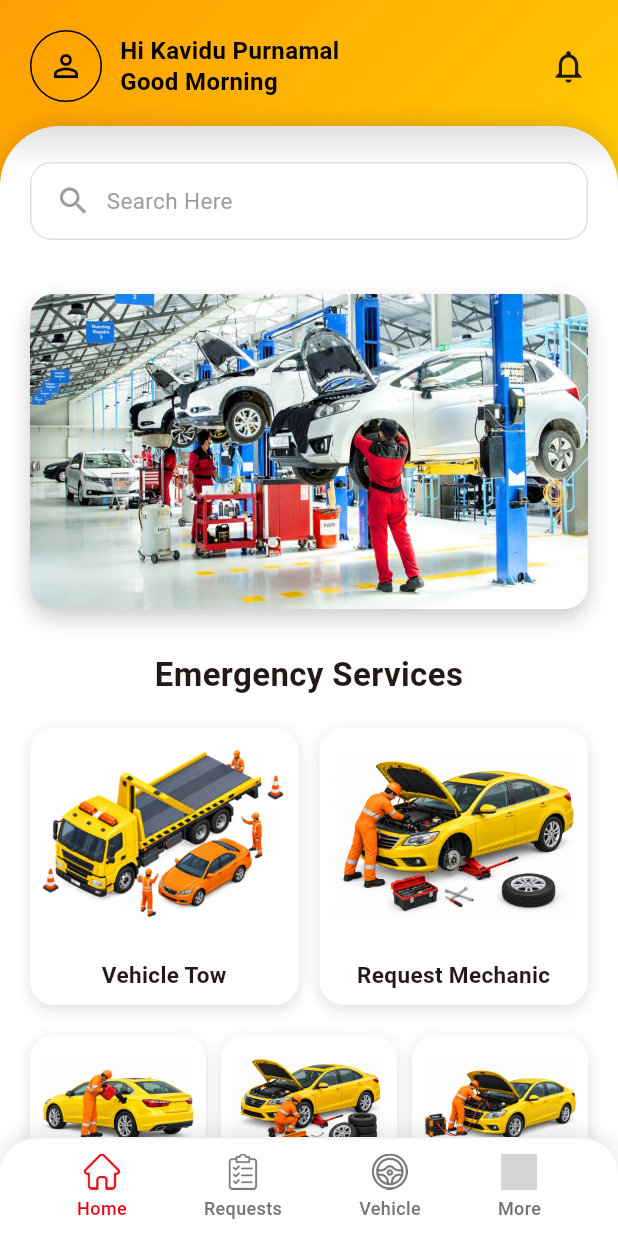
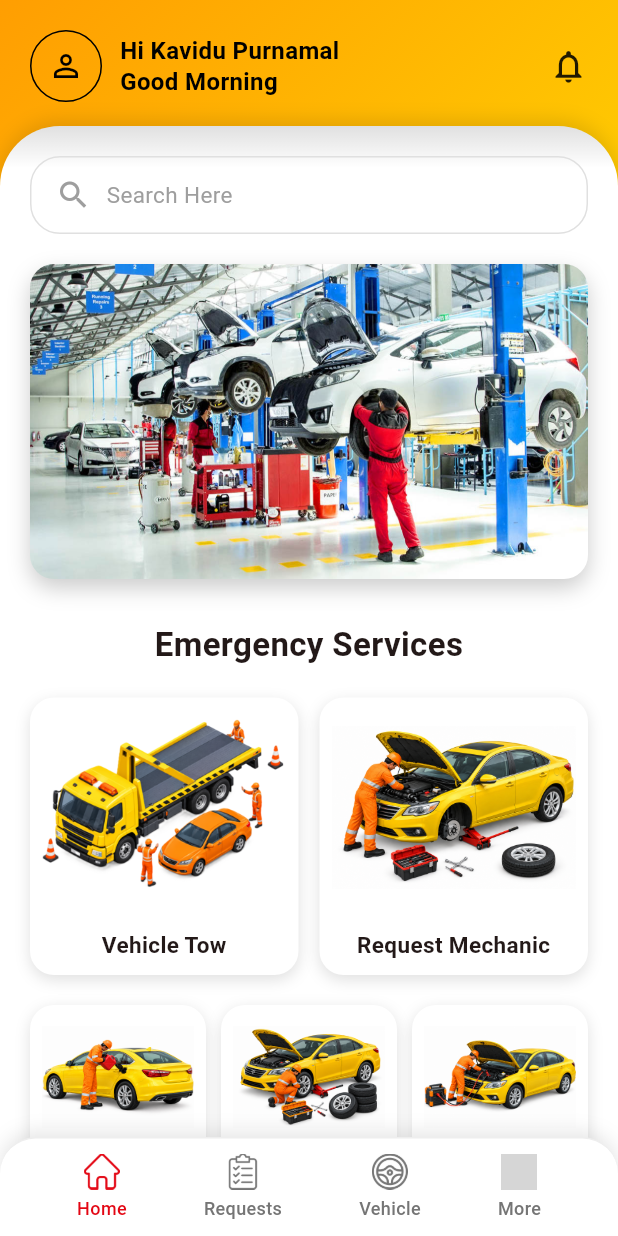
Before and after one commit to ChathuraAbeysinghe/RoadsideAssitance, a Flutter app: the screen it shows after launch, on a phone screen of 412 x 824 dp. Run offline on Flutter 3.47's test engine with Material 3 defaults, Android fonts, the phone set to English and light mode, and no system bars; our stand-ins replace cloud_firestore, firebase_auth, firebase_core, intl_phone_field, pin_code_fields; accounts and stored records are empty; grey boxes are pictures that could not be loaded.

Commit message:
Update home_page.dart

```diff
--- a/lib/features/home/home_page.dart
+++ b/lib/features/home/home_page.dart
@@ -162,14 +162,14 @@ class _HomePageState extends State<HomePage> {
                           crossAxisAlignment: CrossAxisAlignment.start,
                           children: [
                             Padding(
-                              padding: const EdgeInsets.fromLTRB(20, 24, 20, 0),
+                              padding: const EdgeInsets.fromLTRB(20, 20, 20, 0),
                               child: Container(
                                 height: 52,
                                 padding: const EdgeInsets.symmetric(
                                   horizontal: 16,
                                 ),
                                 decoration: BoxDecoration(
-                                  borderRadius: BorderRadius.circular(14),
+                                  borderRadius: BorderRadius.circular(20),
                                   border: Border.all(
                                     color: Colors.grey.shade300,
                                   ),
@@ -196,7 +196,7 @@ class _HomePageState extends State<HomePage> {
 
                             // Auto-rotating hero carousel (changes image every 5 seconds).
                             Padding(
-                              padding: const EdgeInsets.fromLTRB(20, 16, 20, 0),
+                              padding: const EdgeInsets.fromLTRB(20, 0, 20, 0),
                               child: Container(
                                 decoration: BoxDecoration(
                                   borderRadius: BorderRadius.circular(16),
```
